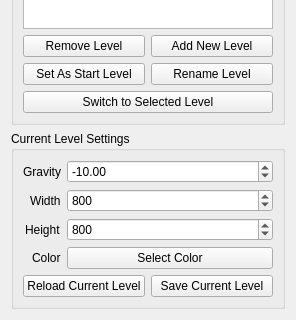
Old version of the form src/levelmanager.ui in the repository hello-adam/Hooloovoo; both pictures show x 0 to 296 and y 253 to 573 of the 296 by 573 pixel window.
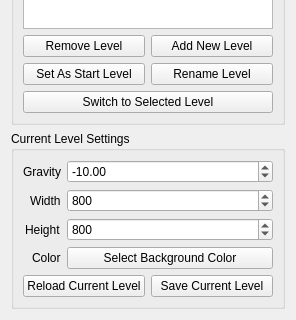
New version of the form.

```diff
--- a/src/levelmanager.ui
+++ b/src/levelmanager.ui
@@ -182,7 +182,7 @@
         <item row="3" column="1">
          <widget class="QPushButton" name="pb_selectColor">
           <property name="text">
-           <string>Select Color</string>
+           <string>Select Background Color</string>
           </property>
          </widget>
         </item>
```
